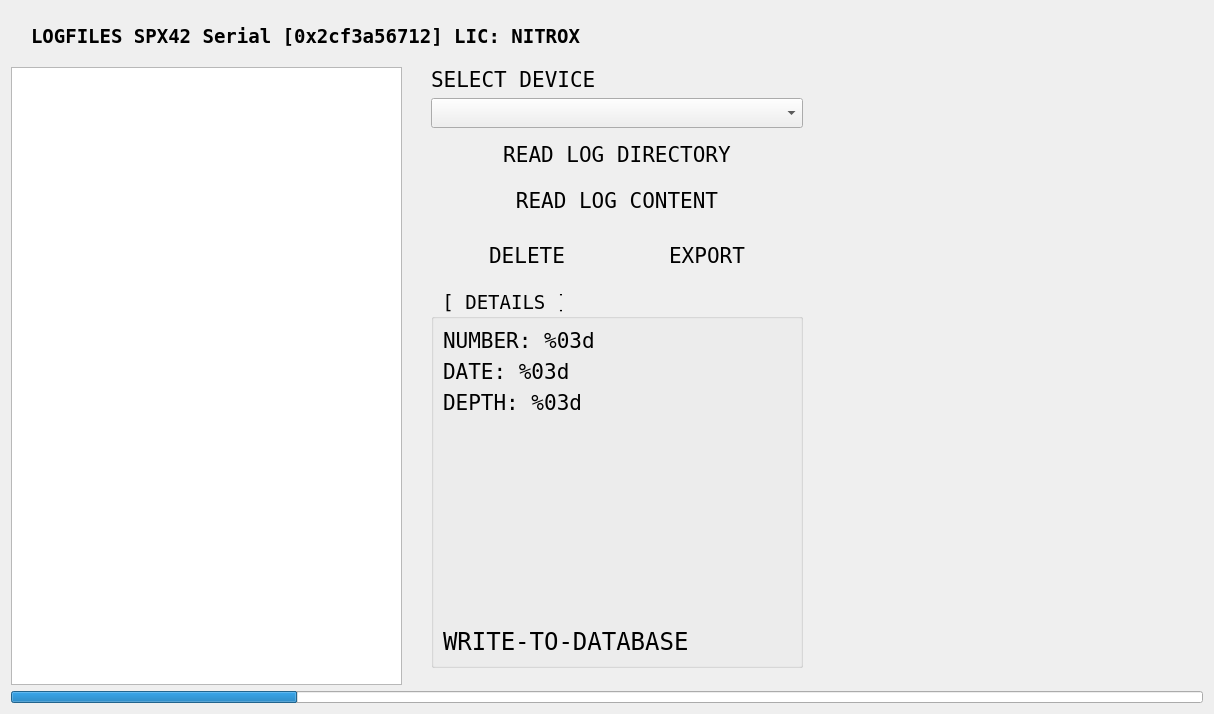
Qt form src/ui/LogFragment.ui (dmarc0001/spx42Control) before a commit.
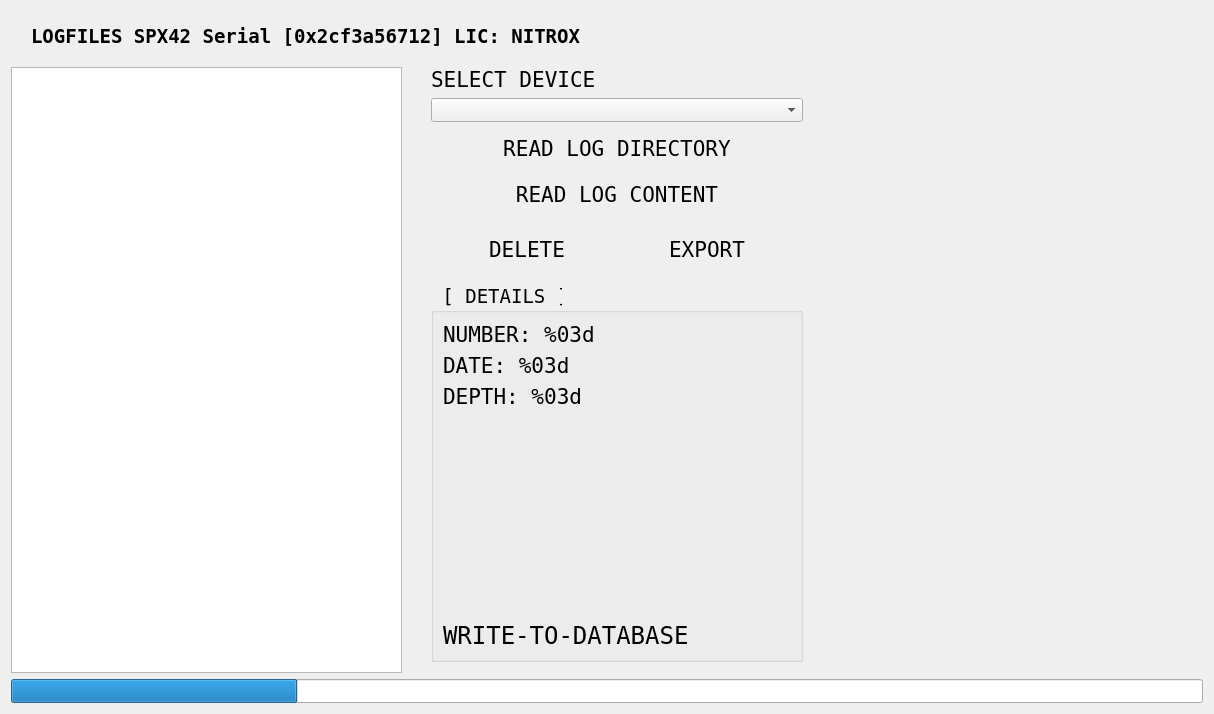
The same form after that commit.

Commit message: - tätigkeitsanzeige etwas größer

```diff
--- a/src/ui/LogFragment.ui
+++ b/src/ui/LogFragment.ui
@@ -527,13 +527,13 @@
      <property name="minimumSize">
       <size>
        <width>0</width>
-       <height>12</height>
+       <height>24</height>
       </size>
      </property>
      <property name="maximumSize">
       <size>
        <width>16777215</width>
-       <height>12</height>
+       <height>24</height>
       </size>
      </property>
      <property name="statusTip">
```
